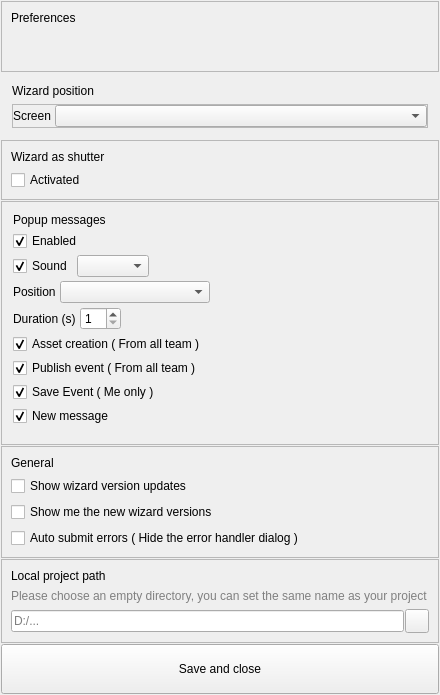
This is App/work/ui_files/preferences.ui in Wizard-collab/Wizard as Qt 5 draws it before an edit. The edited form follows.
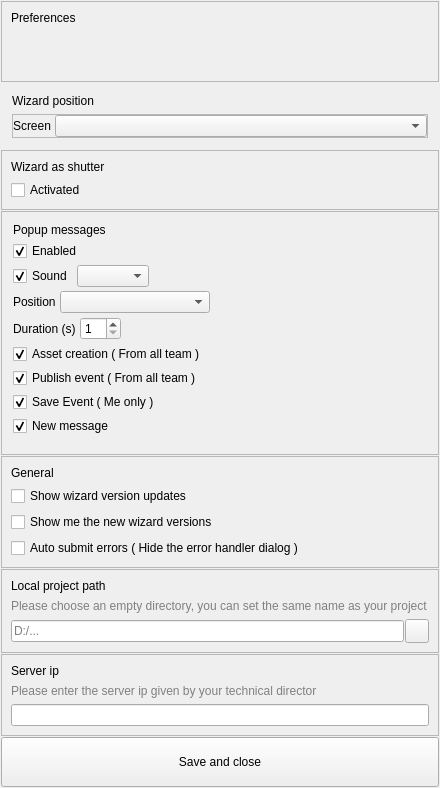
This is the edited form.

```diff
--- a/App/work/ui_files/preferences.ui
+++ b/App/work/ui_files/preferences.ui
@@ -7,7 +7,7 @@
     <x>0</x>
     <y>0</y>
     <width>440</width>
-    <height>695</height>
+    <height>788</height>
    </rect>
   </property>
   <property name="windowTitle">
@@ -502,6 +502,38 @@
      </layout>
     </widget>
    </item>
+   <item>
+    <widget class="QFrame" name="frame_8">
+     <property name="frameShape">
+      <enum>QFrame::StyledPanel</enum>
+     </property>
+     <property name="frameShadow">
+      <enum>QFrame::Raised</enum>
+     </property>
+     <layout class="QVBoxLayout" name="verticalLayout_6">
+      <item>
+       <widget class="QLabel" name="label_6">
+        <property name="text">
+         <string>Server ip</string>
+        </property>
+       </widget>
+      </item>
+      <item>
+       <widget class="QLabel" name="label_7">
+        <property name="styleSheet">
+         <string notr="true">color:gray;</string>
+        </property>
+        <property name="text">
+         <string>Please enter the server ip given by your technical director</string>
+        </property>
+       </widget>
+      </item>
+      <item>
+       <widget class="QLineEdit" name="preferences_server_ip_lineEdit"/>
+      </item>
+     </layout>
+    </widget>
+   </item>
    <item>
     <widget class="QPushButton" name="save_prefs_pushButton">
      <property name="minimumSize">
```
